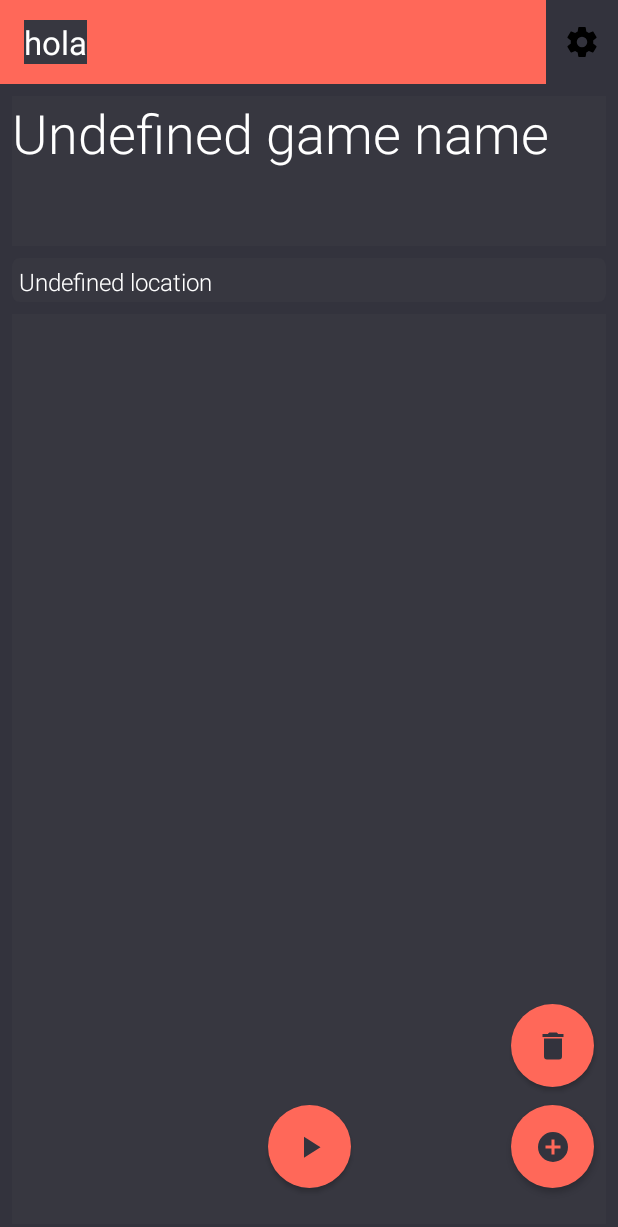
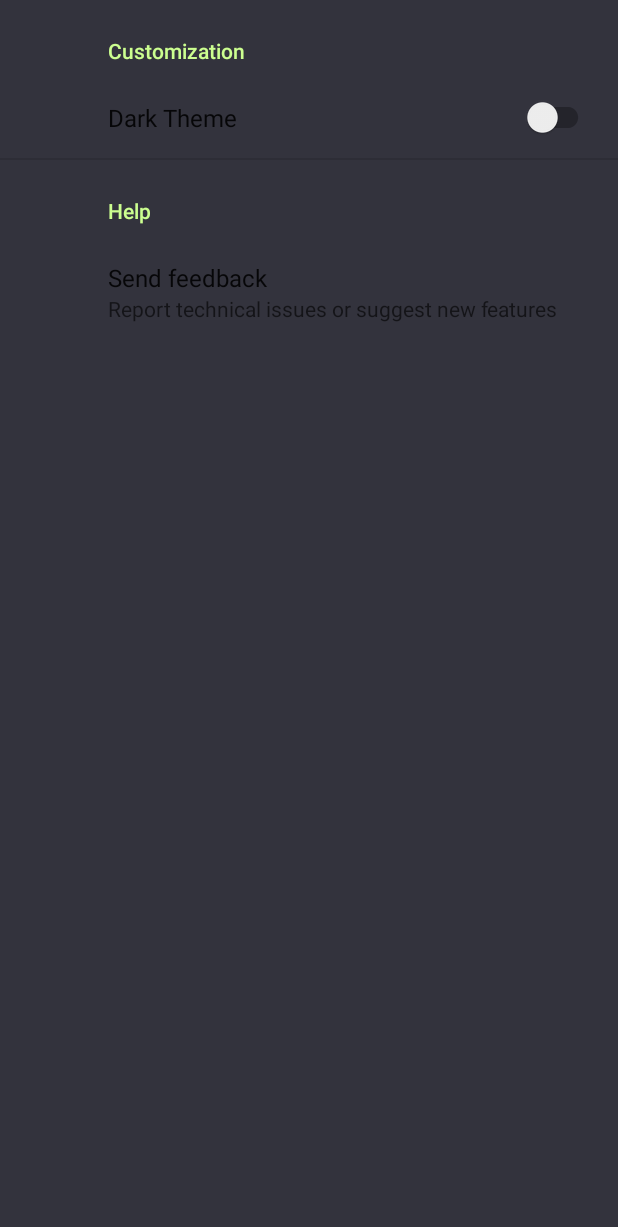
Before and after one commit to Gonzalocl/Board_Game_Statistics, an Android app: the screen it shows after launch (MainActivity before the commit, SettingsActivity after it), after a tap on "Settings", on a phone screen of 412 x 824 dp. Shown: the top 1227 px of the screen. Run offline under Robolectric (Android 15) with nearby library versions, the phone set to English and light mode, and no system bars; our stand-ins replace androidx.preference.

Commit message:
Add options menu in app bar. Included settings window. Add the option to change between themes.

```diff
--- a/app/build.gradle
+++ b/app/build.gradle
@@ -26,6 +26,7 @@ dependencies {
     implementation 'androidx.constraintlayout:constraintlayout:1.1.3'
     implementation 'com.google.android.material:material:1.0.0'
     implementation 'androidx.recyclerview:recyclerview:1.1.0-beta02'
+    implementation 'androidx.preference:preference:1.1.0'
     testImplementation 'junit:junit:4.12'
     androidTestImplementation 'androidx.test.ext:junit:1.1.1'
     androidTestImplementation 'androidx.test.espresso:espresso-core:3.2.0'
--- a/app/src/main/AndroidManifest.xml
+++ b/app/src/main/AndroidManifest.xml
@@ -19,6 +19,7 @@
             </intent-filter>
         </activity>
         <activity android:name=".ui.SelectionActivity" />
+        <activity android:name=".ui.SettingsActivity" />
 
         <service android:name=".app.StatusService"
             android:exported="false"
--- a/app/src/main/java/com/gonzalocl/boardgamestatistics/ui/MainActivity.java
+++ b/app/src/main/java/com/gonzalocl/boardgamestatistics/ui/MainActivity.java
@@ -3,12 +3,14 @@ package com.gonzalocl.boardgamestatistics.ui;
 import androidx.annotation.NonNull;
 import androidx.appcompat.app.AppCompatActivity;
 import androidx.appcompat.widget.Toolbar;
+import androidx.preference.PreferenceManager;
 import androidx.recyclerview.widget.ItemTouchHelper;
 import androidx.recyclerview.widget.LinearLayoutManager;
 import androidx.recyclerview.widget.RecyclerView;
 
 import android.content.Context;
 import android.content.Intent;
+import android.content.SharedPreferences;
 import android.os.Build;
 import android.os.Bundle;
 import android.util.Log;
@@ -31,6 +33,12 @@ public class MainActivity extends AppCompatActivity {
     @Override
     protected void onCreate(Bundle savedInstanceState) {
         super.onCreate(savedInstanceState);
+
+        SharedPreferences prefs = PreferenceManager.getDefaultSharedPreferences(this);
+        boolean darkTheme = prefs.getBoolean(SettingsActivity.preferences_theme_key, false);
+        if(darkTheme) setTheme(R.style.DarkTheme);
+        else setTheme(R.style.LightTheme);
+
         setContentView(R.layout.activity_main);
 
         // TODO: idk
@@ -110,6 +118,17 @@ public class MainActivity extends AppCompatActivity {
     }
 
     @Override
+    protected void onResume() {
+        super.onResume();
+        if(SettingsActivity.reloadTheme) {
+            SettingsActivity.reloadTheme = false;
+            Intent i = getBaseContext().getPackageManager().getLaunchIntentForPackage( getBaseContext().getPackageName() );
+            i.addFlags(Intent.FLAG_ACTIVITY_CLEAR_TOP);
+            startActivity(i);
+        }
+    }
+
+    @Override
     public boolean onCreateOptionsMenu(Menu menu) {
         // Inflate the menu; this adds items to the action bar if it is present.
         getMenuInflater().inflate(R.menu.menu, menu);
@@ -121,7 +140,7 @@ public class MainActivity extends AppCompatActivity {
     public boolean onOptionsItemSelected(MenuItem item) {
         switch (item.getItemId()) {
             case R.id.action_settings:
-                // TODO: Create new activity with settings
+                SettingsActivity.start(MainActivity.this);
                 return true;
 
             default:
--- a/app/src/main/java/com/gonzalocl/boardgamestatistics/ui/SelectionActivity.java
+++ b/app/src/main/java/com/gonzalocl/boardgamestatistics/ui/SelectionActivity.java
@@ -24,7 +24,6 @@ public class SelectionActivity extends AppCompatActivity {
         intent.putExtra(KEY_SELECTION_TYPE, type);
         context.startActivity(intent);
     }
-
 
     @Override
     protected void onCreate(@Nullable Bundle savedInstanceState) {
@@ -79,4 +78,15 @@ public class SelectionActivity extends AppCompatActivity {
 
 
     }
+
+    @Override
+    protected void onResume() {
+        super.onResume();
+        if(SettingsActivity.reloadTheme) {
+            SettingsActivity.reloadTheme = false;
+            Intent i = getBaseContext().getPackageManager().getLaunchIntentForPackage( getBaseContext().getPackageName() );
+            i.addFlags(Intent.FLAG_ACTIVITY_CLEAR_TOP);
+            startActivity(i);
+        }
+    }
 }
--- /dev/null
+++ b/app/src/main/java/com/gonzalocl/boardgamestatistics/ui/SettingsActivity.java
@@ -0,0 +1,61 @@
+package com.gonzalocl.boardgamestatistics.ui;
+
+import android.content.Context;
+import android.content.Intent;
+import android.content.SharedPreferences;
+import android.os.Bundle;
+import android.util.Log;
+
+import com.gonzalocl.boardgamestatistics.R;
+
+import androidx.annotation.Nullable;
+import androidx.appcompat.app.AppCompatActivity;
+import androidx.preference.PreferenceManager;
+
+public class SettingsActivity extends AppCompatActivity  implements SharedPreferences.OnSharedPreferenceChangeListener {
+    private SharedPreferences prefs;
+    public static String preferences_theme_key = "theme";
+    public static boolean reloadTheme = false;
+
+    static void start(Context context) {
+        Intent intent = new Intent(context, SettingsActivity.class);
+        context.startActivity(intent);
+    }
+
+    @Override
+    protected void onCreate(@Nullable Bundle savedInstanceState) {
+        super.onCreate(savedInstanceState);
+
+        prefs = PreferenceManager.getDefaultSharedPreferences(this);
+        boolean darkTheme = prefs.getBoolean(SettingsActivity.preferences_theme_key, false);
+        if(darkTheme) setTheme(R.style.DarkTheme);
+        else setTheme(R.style.LightTheme);
+
+        setContentView(R.layout.activity_settings);
+        getSupportFragmentManager()
+                .beginTransaction()
+                .replace(R.id.settings_container, new SettingsFragment())
+                .commit();
+    }
+
+    @Override
+    public void onResume() {
+        super.onResume();
+        prefs.registerOnSharedPreferenceChangeListener(this);
+    }
+
+    @Override
+    public void onPause() {
+        super.onPause();
+        prefs.unregisterOnSharedPreferenceChangeListener(this);
+    }
+
+    @Override
+    public void onSharedPreferenceChanged(SharedPreferences sharedPreferences, String key) {
+        if(key.equals("theme")) {
+            reloadTheme = true;
+            recreate(); // reload the UI to apply new theme!
+        }
+    }
+
+}
--- /dev/null
+++ b/app/src/main/java/com/gonzalocl/boardgamestatistics/ui/SettingsFragment.java
@@ -0,0 +1,19 @@
+package com.gonzalocl.boardgamestatistics.ui;
+
+import android.os.Bundle;
+import android.preference.Preference;
+
+import com.gonzalocl.boardgamestatistics.R;
+
+import androidx.preference.PreferenceFragmentCompat;
+
+public class SettingsFragment extends PreferenceFragmentCompat {
+
+    @Override
+    public void onCreatePreferences(Bundle savedInstanceState, String rootKey) {
+        setPreferencesFromResource(R.xml.preferences, rootKey);
+    }
+
+
+
+}
--- /dev/null
+++ b/app/src/main/res/drawable/actionbar_is_bugged_dark.xml
@@ -0,0 +1,7 @@
+<?xml version="1.0" encoding="utf-8"?>
+<shape xmlns:android="http://schemas.android.com/apk/res/android">
+    <solid android:color="@color/colorItemDark" />
+    <size
+        android:width="10dp"
+        android:height="?attr/actionBarSize" />
+</shape>
--- a/app/src/main/res/layout/activity_main.xml
+++ b/app/src/main/res/layout/activity_main.xml
@@ -71,7 +71,6 @@
         android:layout_width="0dp"
         android:layout_height="29dp"
         android:layout_marginTop="8dp"
-        android:background="@drawable/rounded_corner_dark"
         android:fontFamily="sans-serif-light"
         android:text="@string/undefined_location"
         app:layout_constraintEnd_toEndOf="@+id/game_name_text"
@@ -82,11 +81,9 @@
         android:id="@+id/toolbar"
         android:layout_width="match_parent"
         android:layout_height="?attr/actionBarSize"
+        android:elevation="4dp"
         app:layout_constraintEnd_toEndOf="parent"
         app:layout_constraintStart_toStartOf="parent"
-        app:layout_constraintTop_toTopOf="parent"
-        app:popupTheme="@style/ThemeOverlay.AppCompat.Light"
-        app:title="hola"
-        app:titleTextAppearance="@style/TextAppearance.AppCompat.Large" />
+        app:layout_constraintTop_toTopOf="parent" />
 
 </androidx.constraintlayout.widget.ConstraintLayout>
--- /dev/null
+++ b/app/src/main/res/layout/activity_settings.xml
@@ -0,0 +1,8 @@
+<?xml version="1.0" encoding="utf-8"?>
+<androidx.constraintlayout.widget.ConstraintLayout xmlns:android="http://schemas.android.com/apk/res/android"
+    xmlns:app="http://schemas.android.com/apk/res-auto"
+    xmlns:tools="http://schemas.android.com/tools"
+    android:layout_width="match_parent"
+    android:layout_height="match_parent"
+    android:id="@+id/settings_container"
+    tools:context=".ui.SelectionActivity"/>
--- a/app/src/main/res/menu/menu.xml
+++ b/app/src/main/res/menu/menu.xml
@@ -6,6 +6,4 @@
         android:icon="@drawable/settings"
         android:title="Settings"
         app:showAsAction="ifRoom"/>
-
-
 </menu>
--- a/app/src/main/res/values/colors.xml
+++ b/app/src/main/res/values/colors.xml
@@ -4,6 +4,9 @@
     <color name="colorPrimary">#008577</color>
     <color name="colorPrimaryDark">#00574B</color>
     <color name="colorAccent">#D81B60</color>
+
+    <!-- COMMON -->
+    <color name="transparent">#00FFFFFF</color>
 
     <!-- DARK -->
     <color name="colorAux">#FF0266</color>
--- a/app/src/main/res/values/strings.xml
+++ b/app/src/main/res/values/strings.xml
@@ -15,4 +15,5 @@
     <string name="button_start">Start game</string>
     <string name="button_add_player">Add player</string>
     <string name="button_clear_player_list">Clear player list</string>
+    <string name="button_settings">Settings</string>
 </resources>
--- a/app/src/main/res/values/styles.xml
+++ b/app/src/main/res/values/styles.xml
@@ -2,13 +2,14 @@
 
     <!-- Base application theme. -->
     <style name="DarkTheme" parent="Theme.AppCompat.Light.NoActionBar">
+        <item name="toolbarStyle">@style/ToolbarDark</item>
         <item name="android:imageButtonStyle">@style/Widget.Button.Dark</item>
         <item name="imageButtonStyle">@style/Widget.Button.Dark</item>
         <item name="recyclerViewStyle">@style/RecyclerViewDark</item>
         <item name="android:textViewStyle">@style/TextViewDark</item>
-        <item name="android:editTextStyle">@style/EditTextDark</item>
         <item name="editTextStyle">@style/EditTextDark</item>
-        <item name="toolbarStyle">@style/ToolbarDark</item>
+        <item name="android:actionBarItemBackground">@drawable/actionbar_is_bugged_dark</item>
+        <item name="actionBarItemBackground">@drawable/actionbar_is_bugged_dark</item>
 
         <item name="android:background">@color/colorBackgroundDark</item>
         <item name="android:textColor">@color/colorTextDark</item>
@@ -40,7 +41,7 @@
     </style>
 
     <style name="TextViewDark" parent="@android:style/TextAppearance.Widget.TextView">
-        <item name="android:background">@color/colorForegroundDark</item>
+        <item name="android:background">#00FFFFFF</item>
         <item name="android:textColor">@color/colorTextDark</item>
         <item name="android:textStyle">normal</item>
         <item name="fontFamily">sans-serif-light</item>
@@ -53,12 +54,8 @@
 
     <style name="ToolbarDark" parent="Widget.AppCompat.Toolbar">
         <item name="android:background">@color/colorItemDark</item>
-        <item name="fontFamily">sans-serif-light</item>
-
-        <item name="android:textColorHighlight">@color/colorTextDark</item>
-        <item name="android:textColorHint">@color/colorTextDark</item>
-        <item name="android:textColorLink">@color/colorTextDark</item>
-        <item name="titleTextColor">@color/colorTextDark</item>
+        <item name="fontFamily">sans-serif-condensed-light</item>
+        <item name="titleTextColor">@color/colorBackgroundDark</item>
     </style>
 
 </resources>
--- /dev/null
+++ b/app/src/main/res/xml/preferences.xml
@@ -0,0 +1,25 @@
+<PreferenceScreen
+    xmlns:app="http://schemas.android.com/apk/res-auto">
+
+    <PreferenceCategory
+        app:key="Customization"
+        app:title="Customization">
+
+        <SwitchPreferenceCompat
+            app:key="theme"
+            app:title="Dark Theme"/>
+
+    </PreferenceCategory>
+
+    <PreferenceCategory
+        app:key="help_category"
+        app:title="Help">
+
+        <Preference
+            app:key="feedback"
+            app:summary="Report technical issues or suggest new features"
+            app:title="Send feedback"/>
+
+    </PreferenceCategory>
+
+</PreferenceScreen>
```
